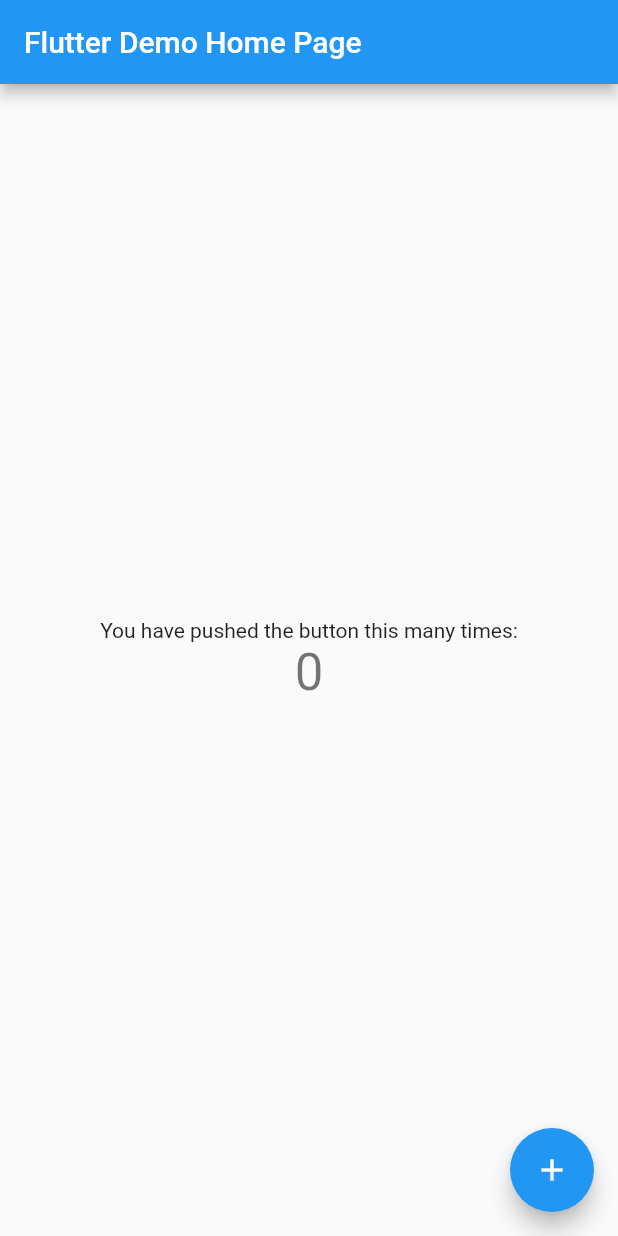
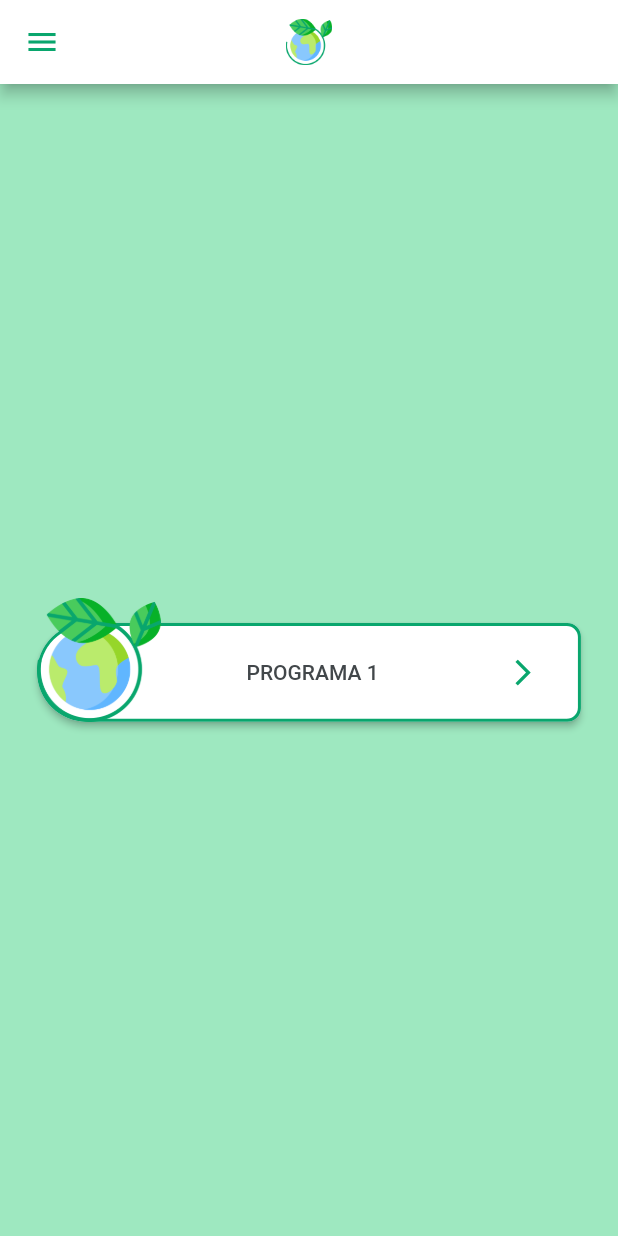
Before and after one commit to pgmarsola/myPlant, a Flutter app: the screen it shows after launch, on a phone screen of 412 x 824 dp. Run offline on Flutter 3.47's test engine with Material 2 defaults, Android fonts, the phone set to English and light mode, and no system bars.

Commit message:
btn program

```diff
--- a/lib/main.dart
+++ b/lib/main.dart
@@ -1,113 +1,23 @@
 import 'package:flutter/material.dart';
+import 'package:my_plant/screens/home.dart';
+import 'package:my_plant/utils/colors.dart';
 
 void main() {
   runApp(MyApp());
 }
 
 class MyApp extends StatelessWidget {
-  // This widget is the root of your application.
   @override
   Widget build(BuildContext context) {
     return MaterialApp(
-      title: 'Flutter Demo',
+      debugShowCheckedModeBanner: false,
       theme: ThemeData(
-        // This is the theme of your application.
-        //
-        // Try running your application with "flutter run". You'll see the
-        // application has a blue toolbar. Then, without quitting the app, try
-        // changing the primarySwatch below to Colors.green and then invoke
-        // "hot reload" (press "r" in the console where you ran "flutter run",
-        // or simply save your changes to "hot reload" in a Flutter IDE).
-        // Notice that the counter didn't reset back to zero; the application
-        // is not restarted.
-        primarySwatch: Colors.blue,
-      ),
-      home: MyHomePage(title: 'Flutter Demo Home Page'),
+          appBarTheme: AppBarTheme(
+            color: Colors.white,
+            centerTitle: true,
+          ),
+          primaryIconTheme: IconThemeData(color: verde)),
+      home: Home(),
     );
   }
 }
-
-class MyHomePage extends StatefulWidget {
-  MyHomePage({Key key, this.title}) : super(key: key);
-
-  // This widget is the home page of your application. It is stateful, meaning
-  // that it has a State object (defined below) that contains fields that affect
-  // how it looks.
-
-  // This class is the configuration for the state. It holds the values (in this
-  // case the title) provided by the parent (in this case the App widget) and
-  // used by the build method of the State. Fields in a Widget subclass are
-  // always marked "final".
-
-  final String title;
-
-  @override
-  _MyHomePageState createState() => _MyHomePageState();
-}
-
-class _MyHomePageState extends State<MyHomePage> {
-  int _counter = 0;
-
-  void _incrementCounter() {
-    setState(() {
-      // This call to setState tells the Flutter framework that something has
-      // changed in this State, which causes it to rerun the build method below
-      // so that the display can reflect the updated values. If we changed
-      // _counter without calling setState(), then the build method would not be
-      // called again, and so nothing would appear to happen.
-      _counter++;
-    });
-  }
-
-  @override
-  Widget build(BuildContext context) {
-    // This method is rerun every time setState is called, for instance as done
-    // by the _incrementCounter method above.
-    //
-    // The Flutter framework has been optimized to make rerunning build methods
-    // fast, so that you can just rebuild anything that needs updating rather
-    // than having to individually change instances of widgets.
-    return Scaffold(
-      appBar: AppBar(
-        // Here we take the value from the MyHomePage object that was created by
-        // the App.build method, and use it to set our appbar title.
-        title: Text(widget.title),
-      ),
-      body: Center(
-        // Center is a layout widget. It takes a single child and positions it
-        // in the middle of the parent.
-        child: Column(
-          // Column is also a layout widget. It takes a list of children and
-          // arranges them vertically. By default, it sizes itself to fit its
-          // children horizontally, and tries to be as tall as its parent.
-          //
-          // Invoke "debug painting" (press "p" in the console, choose the
-          // "Toggle Debug Paint" action from the Flutter Inspector in Android
-          // Studio, or the "Toggle Debug Paint" command in Visual Studio Code)
-          // to see the wireframe for each widget.
-          //
-          // Column has various properties to control how it sizes itself and
-          // how it positions its children. Here we use mainAxisAlignment to
-          // center the children vertically; the main axis here is the vertical
-          // axis because Columns are vertical (the cross axis would be
-          // horizontal).
-          mainAxisAlignment: MainAxisAlignment.center,
-          children: <Widget>[
-            Text(
-              'You have pushed the button this many times:',
-            ),
-            Text(
-              '$_counter',
-              style: Theme.of(context).textTheme.headline4,
-            ),
-          ],
-        ),
-      ),
-      floatingActionButton: FloatingActionButton(
-        onPressed: _incrementCounter,
-        tooltip: 'Increment',
-        child: Icon(Icons.add),
-      ), // This trailing comma makes auto-formatting nicer for build methods.
-    );
-  }
-}
--- /dev/null
+++ b/lib/screens/home.dart
@@ -0,0 +1,40 @@
+import 'package:flutter/material.dart';
+import 'package:my_plant/utils/colors.dart';
+import 'package:my_plant/widgets/program_btn.dart';
+
+class Home extends StatefulWidget {
+  @override
+  _HomeState createState() => _HomeState();
+}
+
+class _HomeState extends State<Home> {
+  @override
+  Widget build(BuildContext context) {
+    return Scaffold(
+      backgroundColor: verdeclaro,
+      appBar: AppBar(
+        title: Image.asset(
+          "assets/planet-earth.png",
+          height: 31,
+        ),
+      ),
+      drawer: Drawer(
+        child: Column(
+          children: [
+            ListTile(
+              title: Text('teste'),
+            )
+          ],
+        ),
+      ),
+      body: Center(
+        child: Column(
+          mainAxisAlignment: MainAxisAlignment.center,
+          children: <Widget>[
+            ProgramBtn("assets/planet-earth.png", 'programa 1', () {})
+          ],
+        ),
+      ), // This trailing comma makes auto-formatting nicer for build methods.
+    );
+  }
+}
--- /dev/null
+++ b/lib/utils/colors.dart
@@ -0,0 +1,8 @@
+import 'package:flutter/material.dart';
+
+final Color transparent = Colors.transparent;
+final Color verde = Color(0xFF09A66D);
+final Color verdeclaro = Color(0xFF9EE8C0);
+final Color verdeescuro = Color(0xFF388E3C);
+final Color branco = Color(0xFFFFFFFF);
+final Color chumbo = Color(0xFF42474A);
--- /dev/null
+++ b/lib/widgets/program_btn.dart
@@ -0,0 +1,71 @@
+import 'package:flutter/material.dart';
+import 'package:my_plant/utils/colors.dart';
+
+class ProgramBtn extends StatelessWidget {
+  final String imgUrl;
+  final String name;
+  final Function route;
+
+  ProgramBtn(this.imgUrl, this.name, this.route);
+
+  @override
+  Widget build(BuildContext context) {
+    var size = MediaQuery.of(context).size;
+    var screenHeight = size.height / 100;
+
+    return Container(
+      color: transparent,
+      height: screenHeight * 10,
+      margin: EdgeInsets.symmetric(horizontal: screenHeight * 3),
+      child: Stack(
+        children: [
+          Align(
+              alignment: Alignment.bottomCenter,
+              child: RaisedButton(
+                onPressed: route,
+                color: branco,
+                shape: RoundedRectangleBorder(
+                    borderRadius: BorderRadius.only(
+                      bottomLeft: Radius.circular(45),
+                      topLeft: Radius.circular(45),
+                      bottomRight: Radius.circular(screenHeight * 1.5),
+                      topRight: Radius.circular(screenHeight * 1.5),
+                    ),
+                    side: BorderSide(color: verde, width: 2)),
+                child: Container(
+                    height: screenHeight * 8,
+                    width: size.width,
+                    child: Padding(
+                      padding: EdgeInsets.only(
+                        bottom: screenHeight * 1.5,
+                        top: screenHeight * 1.5,
+                        right: screenHeight * 1.5,
+                        left: screenHeight * 15,
+                      ),
+                      child: Row(
+                        mainAxisAlignment: MainAxisAlignment.spaceBetween,
+                        children: [
+                          Text(
+                            name.toUpperCase(),
+                            style: TextStyle(color: chumbo),
+                          ),
+                          Icon(
+                            Icons.arrow_forward_ios,
+                            color: verde,
+                            size: screenHeight * 2.5,
+                          ),
+                        ],
+                      ),
+                    )),
+              )),
+          Align(
+            alignment: Alignment.bottomLeft,
+            child: Image.asset(
+              imgUrl,
+            ),
+          ),
+        ],
+      ),
+    );
+  }
+}
--- a/pubspec.yaml
+++ b/pubspec.yaml
@@ -28,6 +28,7 @@ dependencies:
   # The following adds the Cupertino Icons font to your application.
   # Use with the CupertinoIcons class for iOS style icons.
   cupertino_icons: ^1.0.2
+  percent_indicator: ^2.1.9
 
 dev_dependencies:
   flutter_test:
@@ -47,8 +48,8 @@ flutter:
   uses-material-design: true
 
   # To add assets to your application, add an assets section, like this:
-  # assets:
-  #   - images/a_dot_burr.jpeg
+  assets:
+    - assets/
   #   - images/a_dot_ham.jpeg
 
   # An image asset can refer to one or more resolution-specific "variants", see
```
Also changed, not shown: assets/planet-earth.png (added), lib/screens/list_aplications.dart (added), pubspec.lock.
